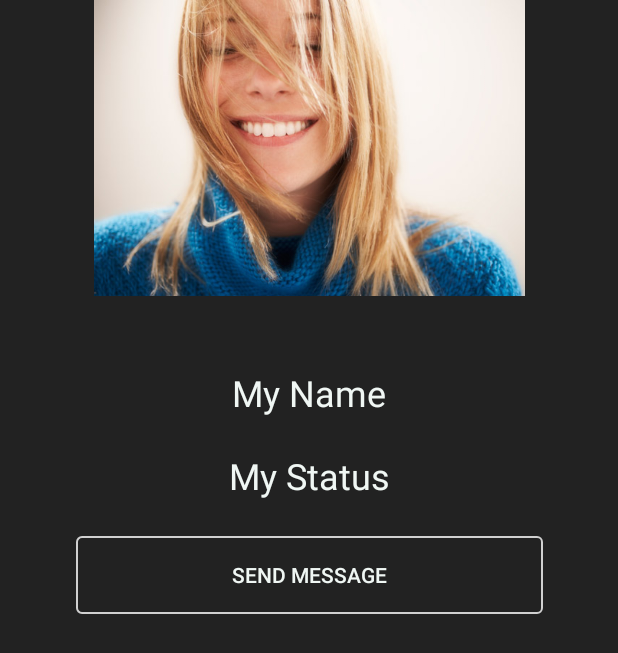
After one commit to CaptainSandpiper/MyAndroudMessanger, an Android app: the layout activity_profile.xml on its own in the app's theme, with its tools: preview values and no code run, on a phone screen of 412 x 824 dp. The commit adds this screen. Shown: the top 653 px of the screen. Run offline under Robolectric (Android 15) with nearby library versions, the phone set to English and light mode, and no system bars.

Commit message:
profile setting activiti added

```diff
--- /dev/null
+++ b/app/src/main/res/layout/activity_profile.xml
@@ -0,0 +1,52 @@
+<?xml version="1.0" encoding="utf-8"?>
+<androidx.constraintlayout.widget.ConstraintLayout
+        xmlns:android="http://schemas.android.com/apk/res/android"
+        xmlns:tools="http://schemas.android.com/tools"
+        xmlns:app="http://schemas.android.com/apk/res-auto"
+        android:layout_width="match_parent"
+        android:layout_height="match_parent"
+        android:background="@color/darkBg"
+        tools:context=".activities.ProfileActivity">
+
+    <ImageView
+            android:layout_width="387dp"
+            android:layout_height="197dp" app:srcCompat="@drawable/happy_woman"
+            android:id="@+id/profilePicture" app:layout_constraintEnd_toEndOf="parent"
+            app:layout_constraintStart_toStartOf="parent" app:layout_constraintTop_toTopOf="parent"
+            android:layout_marginLeft="8dp" android:layout_marginStart="8dp"
+            android:layout_marginRight="8dp" android:layout_marginEnd="8dp"/>
+    <TextView
+            android:text="My Status"
+            android:layout_width="314dp"
+            android:layout_height="wrap_content"
+            android:textColor="#f0f7f4"
+            android:textAlignment="center"
+            android:textSize="24sp"
+
+            android:id="@+id/profileStatus" app:layout_constraintStart_toStartOf="parent" android:layout_marginLeft="8dp"
+            android:layout_marginStart="8dp" app:layout_constraintEnd_toEndOf="parent" android:layout_marginEnd="8dp"
+            android:layout_marginRight="8dp" android:layout_marginTop="24dp"
+            app:layout_constraintTop_toBottomOf="@+id/profileName" app:layout_constraintHorizontal_bias="0.506"/>
+    <TextView
+            android:text="My Name"
+            android:layout_width="314dp"
+            android:layout_height="31dp"
+            android:textColor="#f0f7f4"
+            android:textSize="24sp"
+            android:textAlignment="center"
+            android:id="@+id/profileName" app:layout_constraintStart_toStartOf="parent" android:layout_marginLeft="8dp"
+            android:layout_marginStart="8dp" app:layout_constraintEnd_toEndOf="parent" android:layout_marginEnd="8dp"
+            android:layout_marginRight="8dp" android:layout_marginTop="48dp"
+            app:layout_constraintTop_toBottomOf="@+id/profilePicture"/>
+    <Button
+            android:text="Send Message"
+            android:layout_width="311dp"
+            android:layout_height="52dp"
+            android:background="@drawable/bt_shape"
+            android:textColor="#f0f7f4"
+            android:stateListAnimator="@drawable/state_list_animator_z"
+            android:id="@+id/profileSendMessage" android:layout_marginTop="24dp"
+            app:layout_constraintTop_toBottomOf="@+id/profileStatus" app:layout_constraintStart_toStartOf="parent"
+            android:layout_marginLeft="8dp" android:layout_marginStart="8dp" app:layout_constraintEnd_toEndOf="parent"
+            android:layout_marginEnd="8dp" android:layout_marginRight="8dp"/>
+</androidx.constraintlayout.widget.ConstraintLayout>
```
Also changed, not shown: app/src/main/AndroidManifest.xml (+8 -3 lines), app/src/main/java/com/example/MessCul/activities/ChatActivity.kt (added, +13 -0 lines), app/src/main/java/com/example/MessCul/activities/ProfileActivity.kt (added, +59 -0 lines), app/src/main/java/com/example/MessCul/adapters/UsersAdapter.kt (+35 -16 lines), app/src/main/res/layout/activity_chat.xml (added, +10 -0 lines), app/src/main/res/layout/item_message.xml (added, +50 -0 lines).
